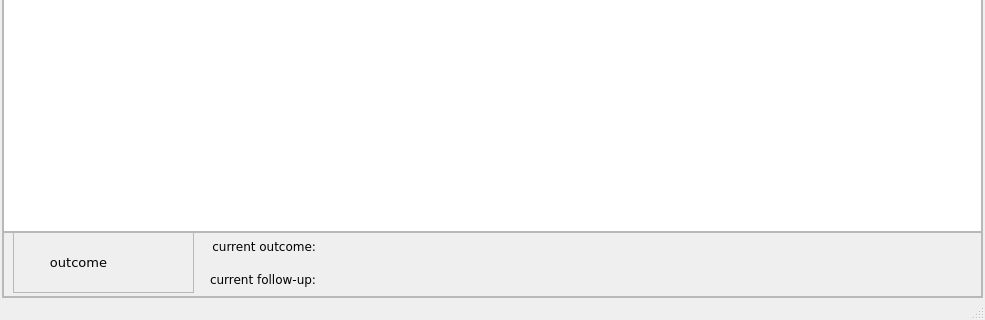
bwallace/OpenMeta-analyst-, file meta.ui: the form before one commit; both pictures show x 0 to 985 and y 301 to 621 of the 985 by 621 pixel window.
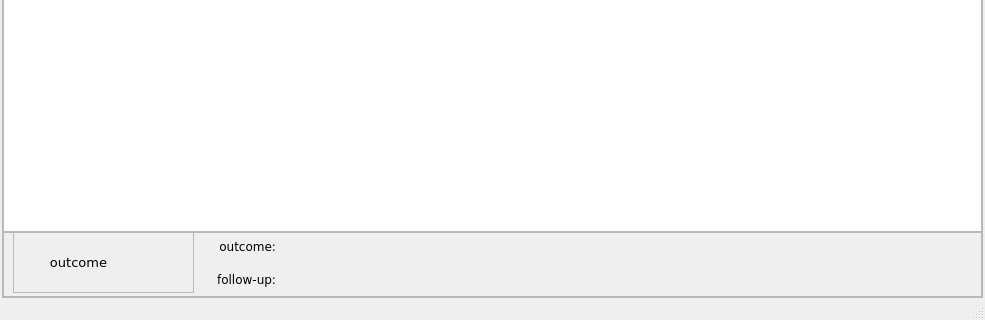
The form after the commit. Icons and pictures are not drawn.

What changed in the file:
```diff
--- a/meta.ui
+++ b/meta.ui
@@ -283,7 +283,7 @@
              <rect>
               <x>190</x>
               <y>0</y>
-              <width>251</width>
+              <width>171</width>
               <height>61</height>
              </rect>
             </property>
@@ -296,7 +296,7 @@
                 </font>
                </property>
                <property name="text">
-                <string>current outcome:</string>
+                <string>outcome:</string>
                </property>
                <property name="alignment">
                 <set>Qt::AlignRight|Qt::AlignTrailing|Qt::AlignVCenter</set>
@@ -323,7 +323,7 @@
                 </font>
                </property>
                <property name="text">
-                <string>current follow-up:</string>
+                <string>follow-up:</string>
                </property>
                <property name="alignment">
                 <set>Qt::AlignRight|Qt::AlignTrailing|Qt::AlignVCenter</set>
```
